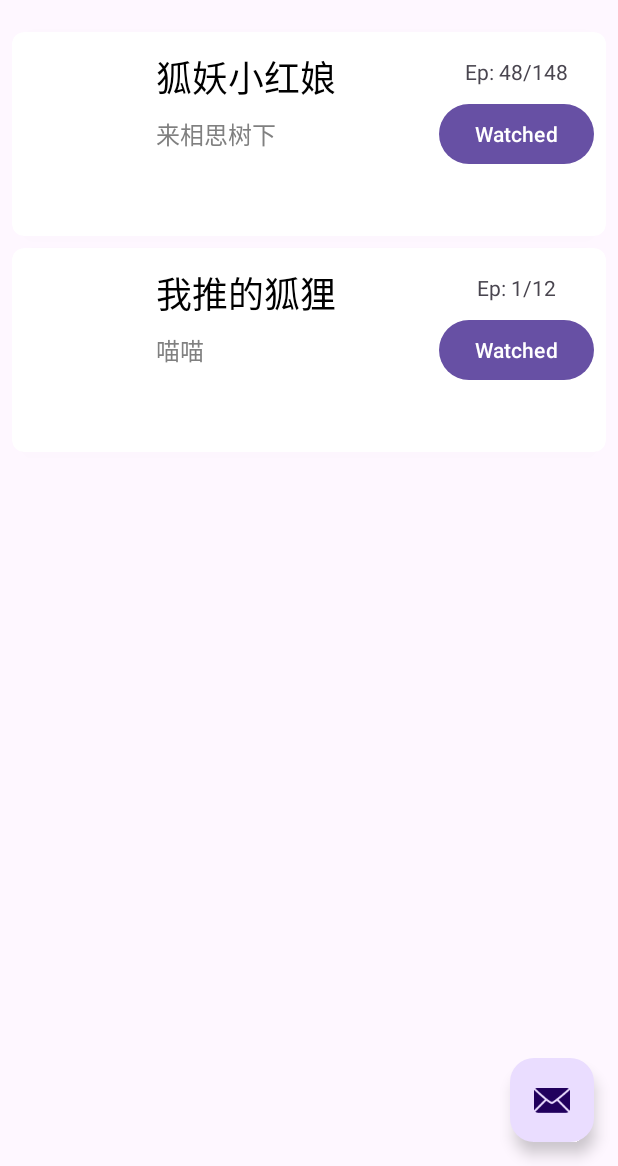
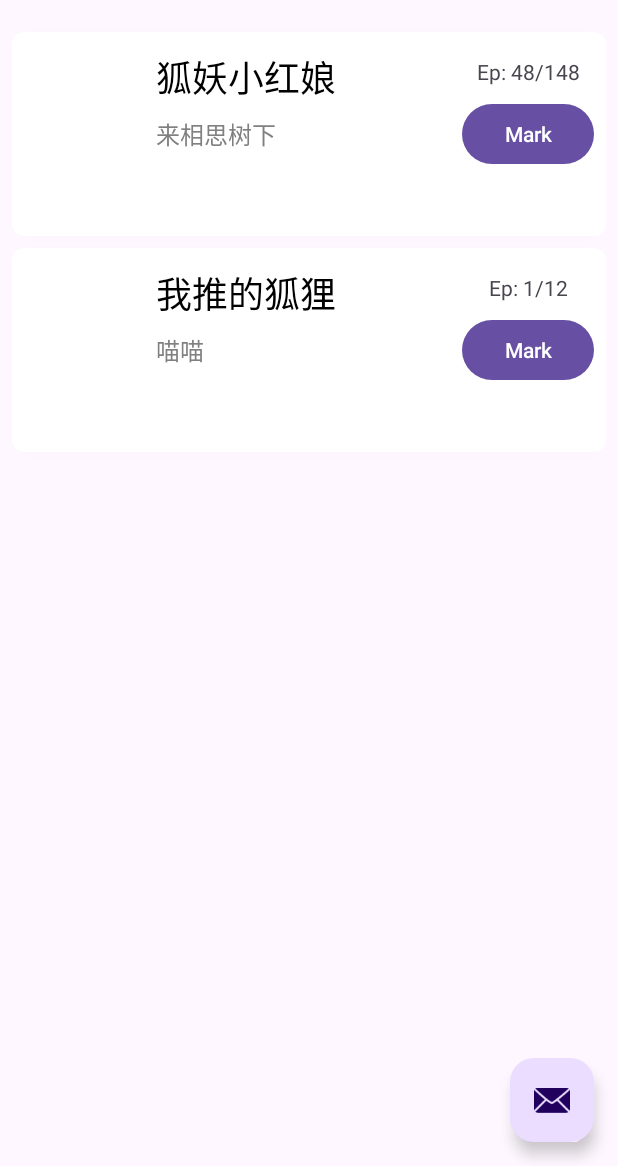
Before and after one commit to KitsunePie/Bangumi_Old, an Android app: the screen it shows after launch (MainActivity), on a phone screen of 412 x 824 dp, the part 70-1236 px from its top. Run offline under Robolectric (Android 15) with nearby library versions, the phone set to English and light mode, and no system bars; our stand-ins replace Room's generated code, navigation-ui.

Commit message:
Update views

```diff
--- a/app/src/main/java/me/kyuubiran/bangumi/BangumiListFragment.kt
+++ b/app/src/main/java/me/kyuubiran/bangumi/BangumiListFragment.kt
@@ -15,6 +15,9 @@ import me.kyuubiran.bangumi.adapter.BangumiListAdapter
 import me.kyuubiran.bangumi.data.AppDatabase
 import me.kyuubiran.bangumi.data.Bangumi
 import me.kyuubiran.bangumi.databinding.FramgentBangumiListBinding
+import me.kyuubiran.bangumi.utils.coLaunchIO
+import me.kyuubiran.bangumi.utils.coWithMain
+import me.kyuubiran.bangumi.utils.runSuspend
 
 class BangumiListFragment : Fragment() {
 
@@ -34,24 +37,24 @@ class BangumiListFragment : Fragment() {
     }
 
     private fun refresh() {
-        CoroutineScope(Dispatchers.IO).launch {
-            withContext(Dispatchers.Main) {
+        coLaunchIO {
+            coWithMain {
                 binding.mainBgmLayoutSwipeRefreshLayout.isRefreshing = true
             }
 
-            suspend {
+            runSuspend {
                 val db = AppDatabase.db.bangumiDao()
                 val bangumiList: MutableList<Bangumi> = db.getAllBangumis().toMutableList()
                 adapter.bangumiList = bangumiList
 
                 if (bangumiList.isEmpty()) {
-                    adapter.bangumiList.add(Bangumi("狐妖小红娘", "来相思树下", 48, 148))
-                    adapter.bangumiList.add(Bangumi("我推的狐狸", "喵喵", 1, 12))
+                    adapter.bangumiList.add(Bangumi("狐妖小红娘", "来相思树下", 48, 148).apply { id = 1L })
+                    adapter.bangumiList.add(Bangumi("我推的狐狸", "喵喵", 1, 12).apply { id = 2L })
                     Log.d("BangumiListFragment", "Bangumi was empty")
                 }
-            }()
+            }
 
-            withContext(Dispatchers.Main) {
+            coWithMain {
                 adapter.notifyDataSetChanged()
                 binding.mainBgmLayoutSwipeRefreshLayout.isRefreshing = false
                 Log.d("BangumiListFragment", "Data refreshed: size=${adapter.itemCount}")
--- a/app/src/main/java/me/kyuubiran/bangumi/adapter/BangumiListAdapter.kt
+++ b/app/src/main/java/me/kyuubiran/bangumi/adapter/BangumiListAdapter.kt
@@ -1,6 +1,5 @@
 package me.kyuubiran.bangumi.adapter
 
-import android.util.Log
 import android.view.View
 import android.view.ViewGroup
 import android.widget.TextView
@@ -12,18 +11,16 @@ import me.kyuubiran.bangumi.view.BangumiCardView
 class BangumiListAdapter : RecyclerView.Adapter<BangumiListAdapter.BangumiViewHolder>() {
     var bangumiList: MutableList<Bangumi> = mutableListOf()
 
-    inner class BangumiViewHolder(itemView: View) : RecyclerView.ViewHolder(itemView) {
-        private val titleTextView: TextView = itemView.findViewById(R.id.bgmcard_text_title)
-        private val descTextView: TextView = itemView.findViewById(R.id.bgmcard_text_description)
-        private val epTextView: TextView = itemView.findViewById(R.id.bgmcard_ep_text)
+    inner class BangumiViewHolder(val bangumiCardView: BangumiCardView) : RecyclerView.ViewHolder(bangumiCardView) {
 
         fun bind(bangumi: Bangumi) {
-            titleTextView.text = bangumi.title
-            descTextView.text = bangumi.desc
+            bangumiCardView.binding.bgmcardTitleText.text = bangumi.title
+            bangumiCardView.binding.bgmcardDescriptionText.text = bangumi.desc
 
             val epText = if (bangumi.episodeMax > 0) "${bangumi.episodeCurrent}/${bangumi.episodeMax}"
             else "${bangumi.episodeCurrent}"
-            epTextView.text = itemView.context.getString(R.string.ep_text, epText)
+            bangumiCardView.binding.bgmcardEpText.text = itemView.context.getString(R.string.ep_text, epText)
+            bangumiCardView.binding.bgmcardButtonWatched.isEnabled = !bangumi.finished
         }
     }
 
@@ -38,7 +35,14 @@ class BangumiListAdapter : RecyclerView.Adapter<BangumiListAdapter.BangumiViewHo
 
     override fun onBindViewHolder(holder: BangumiViewHolder, position: Int) {
         val bangumi = bangumiList[position]
-        (holder.itemView as BangumiCardView).bangumi = bangumi
+        (holder.itemView as BangumiCardView).let {
+            it.bangumi = bangumi
+            it.adapter = this
+        }
         holder.bind(bangumi)
     }
+
+    fun getItemPos(bangumi: Bangumi): Int {
+        return bangumiList.indexOf(bangumi)
+    }
 }
--- a/app/src/main/java/me/kyuubiran/bangumi/data/Bangumi.kt
+++ b/app/src/main/java/me/kyuubiran/bangumi/data/Bangumi.kt
@@ -1,6 +1,7 @@
 package me.kyuubiran.bangumi.data
 
 import androidx.room.Entity
+import androidx.room.Ignore
 import androidx.room.PrimaryKey
 
 @Entity
@@ -11,8 +12,10 @@ data class Bangumi(
     var episodeMax: Int = -1,
     var tags: MutableList<String> = arrayListOf(),
     /** marks finish watched */
-    var finished: Boolean = false,
-    ) : Comparable<Bangumi> {
+) : Comparable<Bangumi> {
+    val finished
+        get() = episodeCurrent == episodeMax && episodeMax > 0
+
     override fun compareTo(other: Bangumi): Int {
         if (finished != other.finished) {
             return if (finished) 1 else -1
--- /dev/null
+++ b/app/src/main/java/me/kyuubiran/bangumi/utils/CoroutineUtils.kt
@@ -0,0 +1,14 @@
+package me.kyuubiran.bangumi.utils
+
+import kotlinx.coroutines.CoroutineScope
+import kotlinx.coroutines.Dispatchers
+import kotlinx.coroutines.launch
+import kotlinx.coroutines.withContext
+
+suspend inline fun <R> runSuspend(crossinline func: suspend () -> R) = suspend { func() }()
+suspend inline fun <R> coWithMain(crossinline func: suspend () -> R) = withContext(Dispatchers.Main) { func() }
+suspend inline fun <R> coWithIO(crossinline func: suspend () -> R) = withContext(Dispatchers.IO) { func() }
+suspend inline fun <R> coWithDefault(crossinline func: suspend () -> R) = withContext(Dispatchers.Default) { func() }
+inline fun <R> coLaunchMain(crossinline func: suspend () -> R) = CoroutineScope(Dispatchers.Main).launch { func() }
+inline fun <R> coLaunchIO(crossinline func: suspend () -> R) = CoroutineScope(Dispatchers.IO).launch { func() }
+inline fun <R> coLaunchDefault(crossinline func: suspend () -> R) = CoroutineScope(Dispatchers.Default).launch { func() }
--- a/app/src/main/res/layout/bangumi_card_view.xml
+++ b/app/src/main/res/layout/bangumi_card_view.xml
@@ -23,12 +23,12 @@
         android:paddingStart="8dp"
         android:paddingEnd="8dp"
         app:layout_constraintBottom_toBottomOf="parent"
-        app:layout_constraintEnd_toStartOf="@+id/bgmcard_button_watched"
+        app:layout_constraintEnd_toStartOf="@+id/bgmcard_end_layout"
         app:layout_constraintStart_toEndOf="@+id/bgmcard_image_cover"
         app:layout_constraintTop_toTopOf="parent">
 
         <TextView
-            android:id="@+id/bgmcard_text_title"
+            android:id="@+id/bgmcard_title_text"
             android:layout_width="wrap_content"
             android:layout_height="wrap_content"
             android:layout_marginTop="4dp"
@@ -39,17 +39,27 @@
             app:layout_constraintTop_toTopOf="parent" />
 
         <TextView
-            android:id="@+id/bgmcard_text_description"
+            android:id="@+id/bgmcard_description_text"
             android:layout_width="0dp"
             android:layout_height="wrap_content"
             android:layout_marginTop="8dp"
             android:text="@string/description"
+            android:maxLines="2"
             android:textColor="#808080"
             android:textSize="16sp"
             app:layout_constraintStart_toStartOf="parent"
-            app:layout_constraintTop_toBottomOf="@+id/bgmcard_text_title" />
+            app:layout_constraintTop_toBottomOf="@+id/bgmcard_title_text" />
 
     </androidx.constraintlayout.widget.ConstraintLayout>
+
+    <androidx.constraintlayout.widget.ConstraintLayout
+        android:id="@+id/bgmcard_end_layout"
+        android:layout_width="wrap_content"
+        android:layout_height="0dp"
+        app:layout_constraintBottom_toBottomOf="parent"
+        app:layout_constraintEnd_toEndOf="parent"
+        app:layout_constraintStart_toEndOf="@+id/bgmcard_title_layout"
+        app:layout_constraintTop_toTopOf="parent">
 
         <TextView
             android:id="@+id/bgmcard_ep_text"
@@ -58,17 +68,20 @@
             android:text="@string/ep_text"
             app:layout_constraintBottom_toTopOf="@+id/bgmcard_button_watched"
             app:layout_constraintEnd_toEndOf="parent"
-        app:layout_constraintStart_toEndOf="@+id/bgmcard_title_layout"
+            app:layout_constraintStart_toStartOf="parent"
             app:layout_constraintTop_toTopOf="parent" />
 
         <Button
             android:id="@+id/bgmcard_button_watched"
             android:layout_width="wrap_content"
             android:layout_height="wrap_content"
-        android:text="@string/watched"
+            android:text="@string/mark"
             app:layout_constraintBottom_toBottomOf="parent"
             app:layout_constraintEnd_toEndOf="parent"
-        app:layout_constraintStart_toEndOf="@+id/bgmcard_title_layout"
+            app:layout_constraintStart_toStartOf="parent"
             app:layout_constraintTop_toTopOf="parent" />
 
     </androidx.constraintlayout.widget.ConstraintLayout>
+
+
+</androidx.constraintlayout.widget.ConstraintLayout>
--- a/app/src/main/res/values/strings.xml
+++ b/app/src/main/res/values/strings.xml
@@ -7,4 +7,5 @@
     <string name="ep_text">Ep: %s</string>
     <string name="empty">Nothing here~\n</string>
     <string name="settings">Settings</string>
+    <string name="mark">Mark</string>
 </resources>
```
Also changed, not shown: app/src/main/java/me/kyuubiran/bangumi/view/BangumiCardView.kt (+28 -15 lines), 1 other file. Lines whose indentation alone changed are shown as unchanged.
